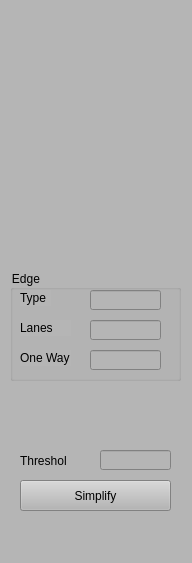
Old version of the form GSMViewer/ControlWidget.ui in the repository gnishida/GSMViewer.
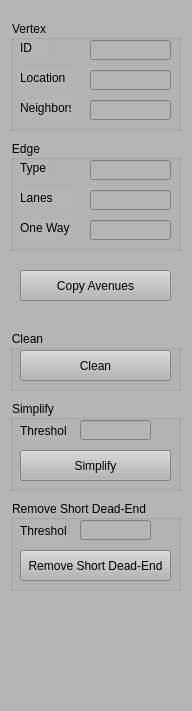
New version of the form.

What changed in the file:
```diff
--- a/GSMViewer/ControlWidget.ui
+++ b/GSMViewer/ControlWidget.ui
@@ -7,7 +7,7 @@
     <x>0</x>
     <y>0</y>
     <width>192</width>
-    <height>563</height>
+    <height>711</height>
    </rect>
   </property>
   <property name="minimumSize">
@@ -20,47 +20,11 @@
    <string notr="true">background-color: rgb(181, 181, 181);</string>
   </property>
   <widget class="QWidget" name="dockWidgetContents">
-   <widget class="QPushButton" name="pushButtonSimplify">
-    <property name="geometry">
-     <rect>
-      <x>20</x>
-      <y>480</y>
-      <width>151</width>
-      <height>31</height>
-     </rect>
-    </property>
-    <property name="text">
-     <string>Simplify</string>
-    </property>
-   </widget>
-   <widget class="QLineEdit" name="lineEditSimplifyThreshold">
-    <property name="geometry">
-     <rect>
-      <x>100</x>
-      <y>450</y>
-      <width>71</width>
-      <height>20</height>
-     </rect>
-    </property>
-   </widget>
-   <widget class="QLabel" name="label_4">
-    <property name="geometry">
-     <rect>
-      <x>20</x>
-      <y>450</y>
-      <width>46</width>
-      <height>21</height>
-     </rect>
-    </property>
-    <property name="text">
-     <string>Threshold</string>
-    </property>
-   </widget>
    <widget class="QGroupBox" name="groupBox">
     <property name="geometry">
      <rect>
       <x>10</x>
-      <y>270</y>
+      <y>140</y>
       <width>171</width>
       <height>111</height>
      </rect>
@@ -86,7 +50,7 @@
       <rect>
        <x>80</x>
        <y>20</y>
-       <width>71</width>
+       <width>81</width>
        <height>20</height>
       </rect>
      </property>
@@ -109,7 +73,7 @@
       <rect>
        <x>80</x>
        <y>50</y>
-       <width>71</width>
+       <width>81</width>
        <height>20</height>
       </rect>
      </property>
@@ -132,7 +96,226 @@
       <rect>
        <x>80</x>
        <y>80</y>
+       <width>81</width>
+       <height>20</height>
+      </rect>
+     </property>
+    </widget>
+   </widget>
+   <widget class="QGroupBox" name="groupBox_2">
+    <property name="geometry">
+     <rect>
+      <x>10</x>
+      <y>400</y>
+      <width>171</width>
+      <height>91</height>
+     </rect>
+    </property>
+    <property name="title">
+     <string>Simplify</string>
+    </property>
+    <widget class="QLabel" name="label_4">
+     <property name="geometry">
+      <rect>
+       <x>10</x>
+       <y>20</y>
+       <width>46</width>
+       <height>21</height>
+      </rect>
+     </property>
+     <property name="text">
+      <string>Threshold</string>
+     </property>
+    </widget>
+    <widget class="QLineEdit" name="lineEditSimplifyThreshold">
+     <property name="geometry">
+      <rect>
+       <x>70</x>
+       <y>20</y>
        <width>71</width>
+       <height>20</height>
+      </rect>
+     </property>
+    </widget>
+    <widget class="QPushButton" name="pushButtonSimplify">
+     <property name="geometry">
+      <rect>
+       <x>10</x>
+       <y>50</y>
+       <width>151</width>
+       <height>31</height>
+      </rect>
+     </property>
+     <property name="text">
+      <string>Simplify</string>
+     </property>
+    </widget>
+   </widget>
+   <widget class="QGroupBox" name="groupBox_3">
+    <property name="geometry">
+     <rect>
+      <x>10</x>
+      <y>500</y>
+      <width>171</width>
+      <height>91</height>
+     </rect>
+    </property>
+    <property name="title">
+     <string>Remove Short Dead-End</string>
+    </property>
+    <widget class="QPushButton" name="pushButtonRemoveShortDeadend">
+     <property name="geometry">
+      <rect>
+       <x>10</x>
+       <y>50</y>
+       <width>151</width>
+       <height>31</height>
+      </rect>
+     </property>
+     <property name="text">
+      <string>Remove Short Dead-End</string>
+     </property>
+    </widget>
+    <widget class="QLabel" name="label_5">
+     <property name="geometry">
+      <rect>
+       <x>10</x>
+       <y>20</y>
+       <width>46</width>
+       <height>21</height>
+      </rect>
+     </property>
+     <property name="text">
+      <string>Threshold</string>
+     </property>
+    </widget>
+    <widget class="QLineEdit" name="lineEditRemoveShortDeadendThreshold">
+     <property name="geometry">
+      <rect>
+       <x>70</x>
+       <y>20</y>
+       <width>71</width>
+       <height>20</height>
+      </rect>
+     </property>
+    </widget>
+   </widget>
+   <widget class="QPushButton" name="pushButtonCopy">
+    <property name="geometry">
+     <rect>
+      <x>20</x>
+      <y>270</y>
+      <width>151</width>
+      <height>31</height>
+     </rect>
+    </property>
+    <property name="text">
+     <string>Copy Avenues</string>
+    </property>
+   </widget>
+   <widget class="QGroupBox" name="groupBox_4">
+    <property name="geometry">
+     <rect>
+      <x>10</x>
+      <y>330</y>
+      <width>171</width>
+      <height>61</height>
+     </rect>
+    </property>
+    <property name="title">
+     <string>Clean</string>
+    </property>
+    <widget class="QPushButton" name="pushButtonClean">
+     <property name="geometry">
+      <rect>
+       <x>10</x>
+       <y>20</y>
+       <width>151</width>
+       <height>31</height>
+      </rect>
+     </property>
+     <property name="text">
+      <string>Clean</string>
+     </property>
+    </widget>
+   </widget>
+   <widget class="QGroupBox" name="groupBox_5">
+    <property name="geometry">
+     <rect>
+      <x>10</x>
+      <y>20</y>
+      <width>171</width>
+      <height>111</height>
+     </rect>
+    </property>
+    <property name="title">
+     <string>Vertex</string>
+    </property>
+    <widget class="QLabel" name="label_6">
+     <property name="geometry">
+      <rect>
+       <x>10</x>
+       <y>20</y>
+       <width>31</width>
+       <height>16</height>
+      </rect>
+     </property>
+     <property name="text">
+      <string>ID</string>
+     </property>
+    </widget>
+    <widget class="QLineEdit" name="lineEditVertexDesc">
+     <property name="geometry">
+      <rect>
+       <x>80</x>
+       <y>20</y>
+       <width>81</width>
+       <height>20</height>
+      </rect>
+     </property>
+    </widget>
+    <widget class="QLabel" name="label_7">
+     <property name="geometry">
+      <rect>
+       <x>10</x>
+       <y>50</y>
+       <width>51</width>
+       <height>16</height>
+      </rect>
+     </property>
+     <property name="text">
+      <string>Location</string>
+     </property>
+    </widget>
+    <widget class="QLineEdit" name="lineEditVertexPos">
+     <property name="geometry">
+      <rect>
+       <x>80</x>
+       <y>50</y>
+       <width>81</width>
+       <height>20</height>
+      </rect>
+     </property>
+    </widget>
+    <widget class="QLabel" name="label_8">
+     <property name="geometry">
+      <rect>
+       <x>10</x>
+       <y>80</y>
+       <width>51</width>
+       <height>16</height>
+      </rect>
+     </property>
+     <property name="text">
+      <string>Neighbors</string>
+     </property>
+    </widget>
+    <widget class="QLineEdit" name="lineEditVertexNeighbors">
+     <property name="geometry">
+      <rect>
+       <x>80</x>
+       <y>80</y>
+       <width>81</width>
        <height>20</height>
       </rect>
      </property>
```
Left out of the diff: 6 changed lines with no effect on the pictures.
